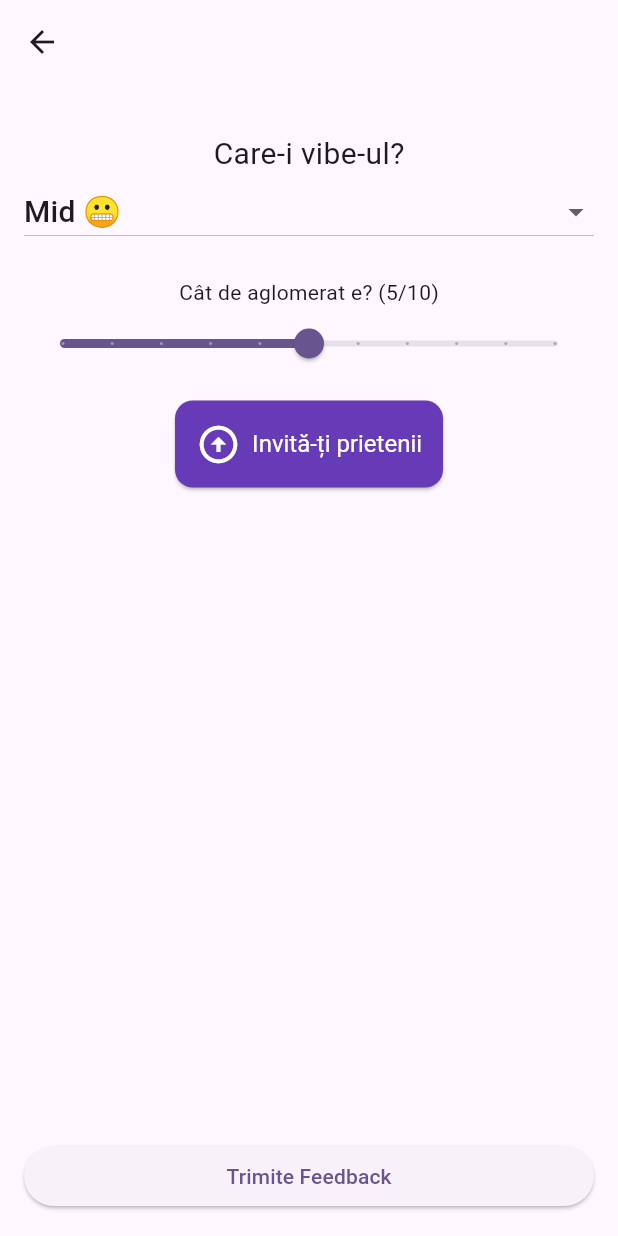
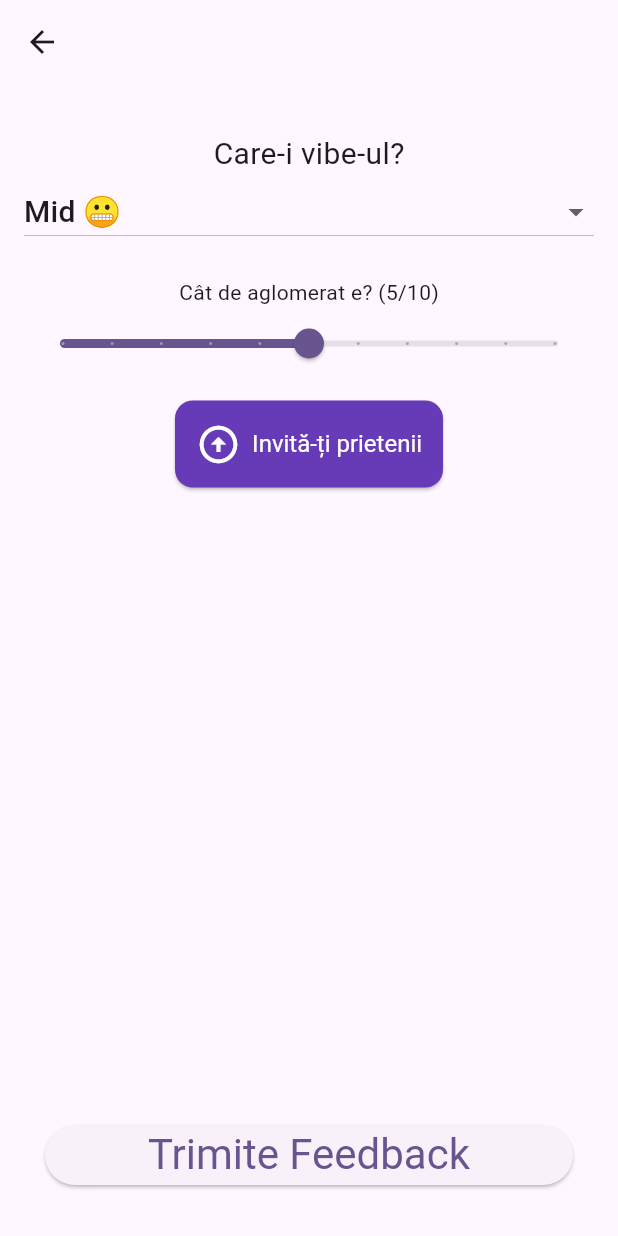
Before and after one commit to PoisonFeather/drinkapptest, a Flutter app: the FeedbackScreen screen opened directly with empty values, on a phone screen of 412 x 824 dp. Run offline on Flutter 3.47's test engine with Material 3 defaults, Android fonts, the phone set to English and light mode, and no system bars; our stand-ins replace cloud_firestore, firebase_core, flutter_local_notifications, geolocator, google_maps_flutter, share_plus; missing offline and left inert: background_fetch, workmanager; accounts and stored records are empty; network calls fail.

Commit message:
Update feedback_screen.dart

```diff
--- a/lib/screens/feedback_screen.dart
+++ b/lib/screens/feedback_screen.dart
@@ -304,10 +304,13 @@ class _FeedbackScreenState extends State<FeedbackScreen> {
         ),
       ),
       bottomNavigationBar: Padding(
-        padding: const EdgeInsets.all(16),
+        padding: const EdgeInsets.all(30),
         child: ElevatedButton(
           onPressed: _submitFeedback,
           child: const Text('Trimite Feedback'),
+          style: ElevatedButton.styleFrom(
+            textStyle: const TextStyle(fontSize: 28), // text mai mare
+          ),
         ),
       ),
     );
```
